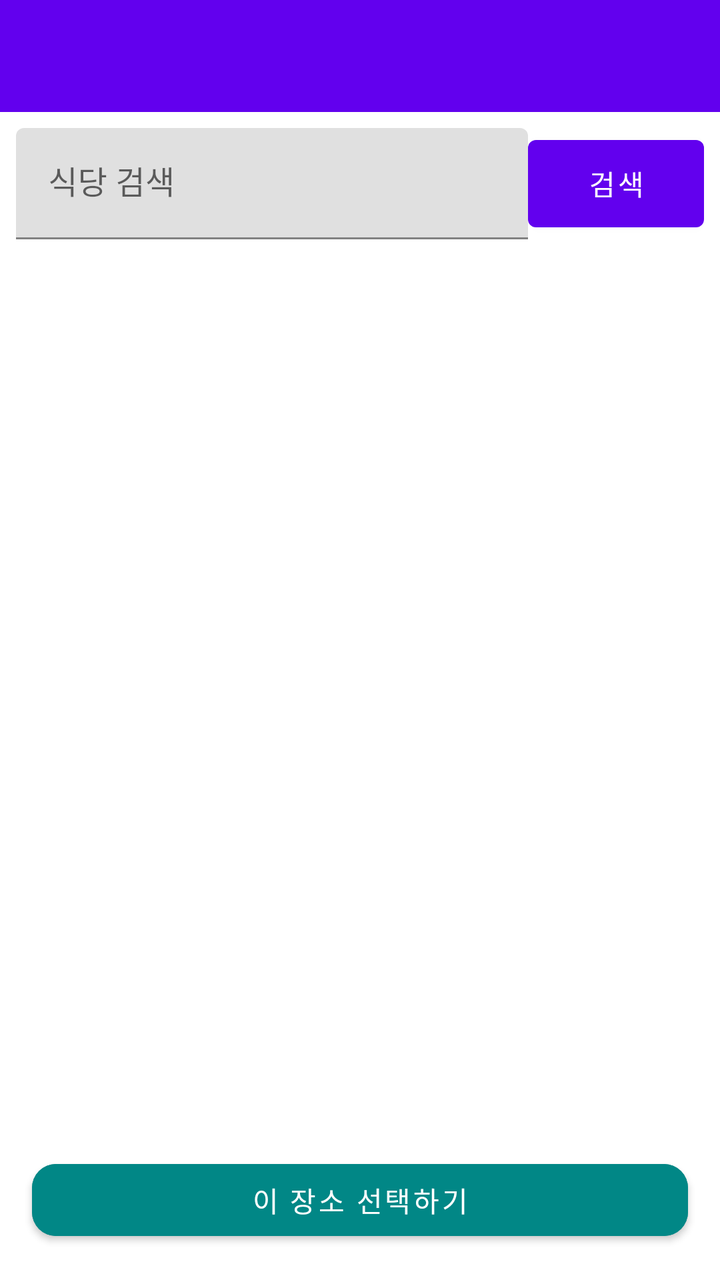
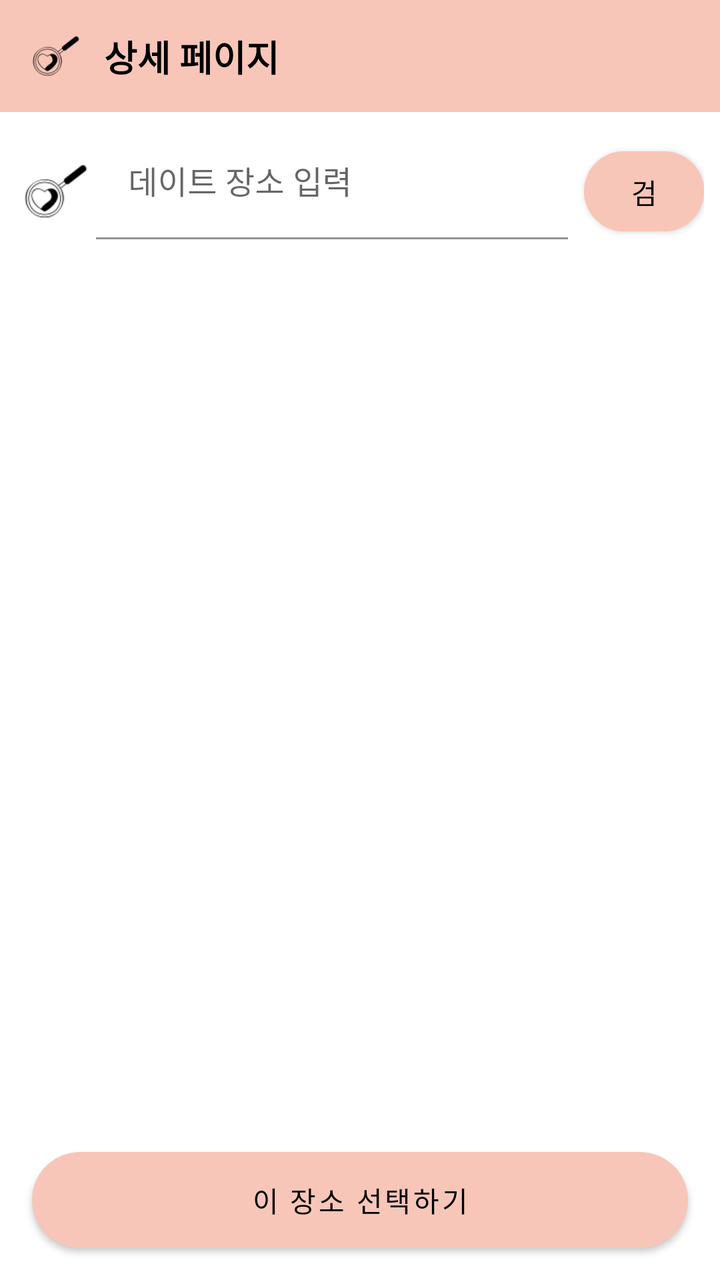

The first picture is an Android layout as it rendered before a commit; the second is the same layout after the commit. The layout source and the unified diff follow.
<!-- AndroidManifest.xml: application theme Theme.DateCourseRecommendApplication -->
<!-- res/layout/activity_search_location.xml -->
<?xml version="1.0" encoding="utf-8"?>
<androidx.constraintlayout.widget.ConstraintLayout
    xmlns:android="http://schemas.android.com/apk/res/android"
    xmlns:app="http://schemas.android.com/apk/res-auto"
    android:layout_width="match_parent"
    android:layout_height="match_parent">

    
    <androidx.appcompat.widget.Toolbar
        android:id="@+id/toolbar"
        android:layout_width="0dp"
        android:layout_height="wrap_content"
        android:background="?attr/colorPrimary"
        android:title="장소 선택"
        app:titleTextColor="@android:color/white"
        app:layout_constraintTop_toTopOf="parent"
        app:layout_constraintStart_toStartOf="parent"
        app:layout_constraintEnd_toEndOf="parent"/>

    
    <LinearLayout
        android:layout_width="0dp"
        android:id="@+id/searchBar"
        android:layout_height="wrap_content"
        android:orientation="horizontal"
        android:padding="8dp"
        app:layout_constraintTop_toBottomOf="@id/toolbar"
        app:layout_constraintStart_toStartOf="parent"
        app:layout_constraintEnd_toEndOf="parent">

        <com.google.android.material.textfield.TextInputLayout
            android:id="@+id/searchInputLayout"
            android:layout_width="0dp"
            android:layout_height="wrap_content"
            android:layout_weight="1"
            android:hint="식당 검색">

            <com.google.android.material.textfield.TextInputEditText
                android:id="@+id/etSearch"
                android:layout_width="match_parent"
                android:layout_height="wrap_content"
                android:imeOptions="actionSearch"/>
        </com.google.android.material.textfield.TextInputLayout>

        <Button
            android:id="@+id/btnSearch"
            android:layout_width="wrap_content"
            android:layout_height="match_parent"
            android:text="검색"/>
    </LinearLayout>

    
    <RelativeLayout
        android:id="@+id/mapContainer"
        android:layout_width="0dp"
        android:layout_height="0dp"
        app:layout_constraintTop_toBottomOf="@id/searchBar"
        app:layout_constraintStart_toStartOf="parent"
        app:layout_constraintEnd_toEndOf="parent"
        app:layout_constraintBottom_toTopOf="@id/rv_place">

        
        <ImageView
            android:id="@+id/mapView"
            android:layout_width="match_parent"
            android:layout_height="match_parent"/>
    </RelativeLayout>

    
    <androidx.recyclerview.widget.RecyclerView
        android:id="@+id/rv_place"
        android:layout_width="0dp"
        android:layout_height="200dp"
        app:layout_constraintBottom_toTopOf="@id/btnSelect"
        app:layout_constraintStart_toStartOf="parent"
        app:layout_constraintEnd_toEndOf="parent"
        app:layout_constraintTop_toBottomOf="@id/mapContainer"/>

    
    <com.google.android.material.button.MaterialButton
        android:id="@+id/btnSelect"
        android:layout_width="0dp"
        android:layout_height="wrap_content"
        android:text="이 장소 선택하기"
        android:backgroundTint="@color/teal_700"
        android:textColor="@android:color/white"
        app:cornerRadius="12dp"
        app:layout_constraintBottom_toBottomOf="parent"
        app:layout_constraintStart_toStartOf="parent"
        app:layout_constraintEnd_toEndOf="parent"
        android:layout_margin="16dp"/>

</androidx.constraintlayout.widget.ConstraintLayout>
<!-- resources referenced by this layout -->
<resources>
  <color name="teal_700">#FF018786</color>
  <style name="Theme.DateCourseRecommendApplication" parent="Theme.MaterialComponents.DayNight.NoActionBar">
      
  
      
      <item name="colorPrimary">@color/purple_500</item>
      <item name="colorPrimaryVariant">@color/purple_700</item>
      <item name="colorOnPrimary">@color/white</item>
      
      <item name="colorSecondary">@color/teal_200</item>
      <item name="colorSecondaryVariant">@color/teal_700</item>
      <item name="colorOnSecondary">@color/black</item>
      
      <item name="android:statusBarColor">?attr/colorPrimaryVariant</item>
      
  </style>
  <color name="purple_500">#FF6200EE</color>
  <color name="purple_700">#FF3700B3</color>
  <color name="white">#FFFFFFFF</color>
  <color name="teal_200">#FF03DAC5</color>
  <color name="black">#FF000000</color>
</resources>

<!-- the commit's change to res/layout/activity_search_location.xml (unified diff, before → after) -->
@@ -5,17 +5,55 @@
     android:layout_width="match_parent"
     android:layout_height="match_parent">
 
-    
-    <androidx.appcompat.widget.Toolbar
-        android:id="@+id/toolbar"
-        android:layout_width="0dp"
+    <com.google.android.material.appbar.AppBarLayout
+        android:id="@+id/appBarLayout"
+        android:layout_width="match_parent"
         android:layout_height="wrap_content"
-        android:background="?attr/colorPrimary"
-        android:title="장소 선택"
-        app:titleTextColor="@android:color/white"
+        android:background="@color/top_bar_bg"
+        app:layout_constraintStart_toStartOf="parent"
+        app:layout_constraintEnd_toEndOf="parent"
         app:layout_constraintTop_toTopOf="parent"
-        app:layout_constraintStart_toStartOf="parent"
-        app:layout_constraintEnd_toEndOf="parent"/>
+        app:elevation="0dp">
+
+        <androidx.appcompat.widget.Toolbar
+            android:id="@+id/toolbar"
+            android:layout_width="match_parent"
+            android:layout_height="?attr/actionBarSize"
+            app:contentInsetStart="0dp"
+            app:contentInsetEnd="0dp">
+
+            <androidx.constraintlayout.widget.ConstraintLayout
+                android:layout_width="match_parent"
+                android:layout_height="match_parent"
+                android:paddingHorizontal="16dp">
+
+                <ImageView
+                    android:id="@+id/iv_back"
+                    android:layout_width="24dp"
+                    android:layout_height="24dp"
+                    android:src="@drawable/app_icon_64px"
+                    app:layout_constraintStart_toStartOf="parent"
+                    app:layout_constraintTop_toTopOf="parent"
+                    app:layout_constraintBottom_toBottomOf="parent" />
+                <TextView
+                    android:id="@+id/tv_title"
+                    android:layout_width="0dp"
+                    android:layout_height="wrap_content"
+                    android:text="상세 페이지"
+                    android:textColor="@color/black"
+                    android:textSize="18sp"
+                    android:textStyle="bold"
+                    android:layout_marginStart="12dp"
+                    app:layout_constraintStart_toEndOf="@id/iv_back"
+                    app:layout_constraintEnd_toEndOf="parent"
+                    app:layout_constraintTop_toTopOf="parent"
+                    app:layout_constraintBottom_toBottomOf="parent" />
+
+            </androidx.constraintlayout.widget.ConstraintLayout>
+
+        </androidx.appcompat.widget.Toolbar>
+
+    </com.google.android.material.appbar.AppBarLayout>
 
     
     <LinearLayout
@@ -23,58 +61,56 @@
         android:id="@+id/searchBar"
         android:layout_height="wrap_content"
         android:orientation="horizontal"
+        android:gravity="center_vertical"
         android:padding="8dp"
-        app:layout_constraintTop_toBottomOf="@id/toolbar"
+        app:layout_constraintTop_toBottomOf="@id/appBarLayout"
         app:layout_constraintStart_toStartOf="parent"
         app:layout_constraintEnd_toEndOf="parent">
+
+        <ImageView
+            android:layout_width="32dp"
+            android:layout_height="32dp"
+            android:layout_marginEnd="4dp"
+            android:layout_marginStart="4dp"
+            android:layout_marginTop="4dp"
+            android:background="@drawable/app_icon_64px" />
 
         <com.google.android.material.textfield.TextInputLayout
             android:id="@+id/searchInputLayout"
             android:layout_width="0dp"
             android:layout_height="wrap_content"
             android:layout_weight="1"
-            android:hint="식당 검색">
+            android:hint="데이트 장소 입력">
 
             <com.google.android.material.textfield.TextInputEditText
                 android:id="@+id/etSearch"
                 android:layout_width="match_parent"
                 android:layout_height="wrap_content"
+                android:background="@color/white"
                 android:imeOptions="actionSearch"/>
         </com.google.android.material.textfield.TextInputLayout>
 
         <Button
             android:id="@+id/btnSearch"
-            android:layout_width="wrap_content"
-            android:layout_height="match_parent"
-            android:text="검색"/>
+            app:backgroundTint="@null"
+            android:background="@drawable/bg_login_button"
+            android:layout_width="60dp"
+            android:layout_height="40dp"
+            android:layout_marginTop="4dp"
+            android:layout_marginStart="8dp"
+            android:text="검색"
+            android:textColor="@color/black"/>
     </LinearLayout>
-
-    
-    <RelativeLayout
-        android:id="@+id/mapContainer"
-        android:layout_width="0dp"
-        android:layout_height="0dp"
-        app:layout_constraintTop_toBottomOf="@id/searchBar"
-        app:layout_constraintStart_toStartOf="parent"
-        app:layout_constraintEnd_toEndOf="parent"
-        app:layout_constraintBottom_toTopOf="@id/rv_place">
-
-        
-        <ImageView
-            android:id="@+id/mapView"
-            android:layout_width="match_parent"
-            android:layout_height="match_parent"/>
-    </RelativeLayout>
 
     
     <androidx.recyclerview.widget.RecyclerView
         android:id="@+id/rv_place"
         android:layout_width="0dp"
         android:layout_height="200dp"
-        app:layout_constraintBottom_toTopOf="@id/btnSelect"
         app:layout_constraintStart_toStartOf="parent"
         app:layout_constraintEnd_toEndOf="parent"
-        app:layout_constraintTop_toBottomOf="@id/mapContainer"/>
+        app:layout_constraintTop_toBottomOf="@id/searchBar"
+        android:layout_marginTop="16dp"/>
 
     
     <com.google.android.material.button.MaterialButton
@@ -82,8 +118,9 @@
         android:layout_width="0dp"
         android:layout_height="wrap_content"
         android:text="이 장소 선택하기"
-        android:backgroundTint="@color/teal_700"
-        android:textColor="@android:color/white"
+        app:backgroundTint="@null"
+        android:background="@drawable/bg_login_button"
+        android:textColor="@android:color/black"
         app:cornerRadius="12dp"
         app:layout_constraintBottom_toBottomOf="parent"
         app:layout_constraintStart_toStartOf="parent"
<!-- resource entries referenced after the edit -->
@@ -1,25 +1,40 @@
 <!-- resources referenced by this layout -->
 <resources>
   <color name="teal_700">#FF018786</color>
-  <style name="Theme.DateCourseRecommendApplication" parent="Theme.MaterialComponents.DayNight.NoActionBar">
-      
+  <style name="Theme.DateCourseRecommendApplication" parent="Theme.MaterialComponents.Light.NoActionBar">
   
-      
-      <item name="colorPrimary">@color/purple_500</item>
-      <item name="colorPrimaryVariant">@color/purple_700</item>
-      <item name="colorOnPrimary">@color/white</item>
-      
-      <item name="colorSecondary">@color/teal_200</item>
-      <item name="colorSecondaryVariant">@color/teal_700</item>
-      <item name="colorOnSecondary">@color/black</item>
-      
-      <item name="android:statusBarColor">?attr/colorPrimaryVariant</item>
-      
-  </style>
+          <item name="colorPrimary">@color/purple_500</item>
+          <item name="colorPrimaryVariant">@color/purple_700</item>
+          <item name="colorOnPrimary">@color/white</item>
+  
+          <item name="colorSecondary">@color/teal_200</item>
+          <item name="colorSecondaryVariant">@color/teal_700</item>
+          <item name="colorOnSecondary">@color/black</item>
+  
+          <item name="android:statusBarColor">@color/top_bar_bg</item>
+          <item name="android:windowLightStatusBar">true</item>
+  
+      </style>
   <color name="purple_500">#FF6200EE</color>
   <color name="purple_700">#FF3700B3</color>
   <color name="white">#FFFFFFFF</color>
+  <!-- drawable app_icon_64px: png bitmap (drawable, 1844 bytes) -->
+  <!-- drawable bg_login_button (drawable) -->
+  <?xml version="1.0" encoding="utf-8"?>
+  <ripple xmlns:android="http://schemas.android.com/apk/res/android"
+      xmlns:app="http://schemas.android.com/apk/res-auto"
+      android:color="#B89489">
+  
+      <item>
+          <shape>
+              <corners android:radius="24dp"/>
+              <solid android:color="#F7C6B8"/>
+          </shape>
+      </item>
+  
+  </ripple>
   <color name="teal_200">#FF03DAC5</color>
   <color name="black">#FF000000</color>
+  <color name="top_bar_bg">#F7C6B8</color>
 </resources>
 
